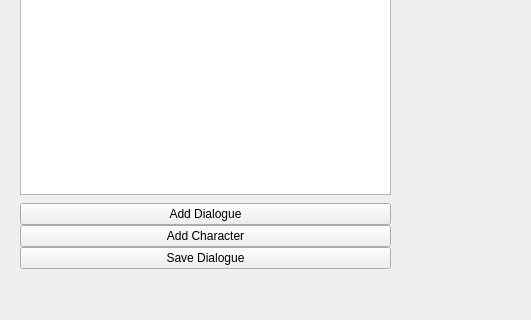
Above: WeaverDialogueBuilder/WeaverWindow.ui from milovanpelt/Weaver before the change; both pictures show x 0 to 531 and y 302 to 622 of the 638 by 622 pixel window. Below: the same form after it.
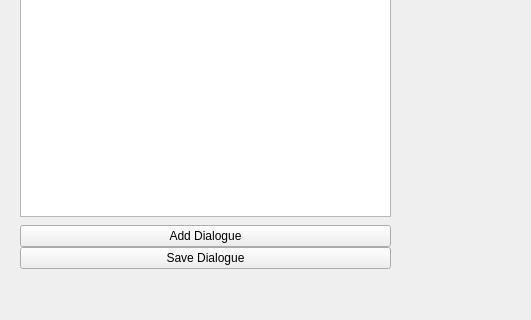
That is the form after the change.

Commit message: feat(WeaverWindow): remove CharacterCreationWindow & button to create the window

Patch:
```diff
--- a/WeaverDialogueBuilder/WeaverWindow.ui
+++ b/WeaverDialogueBuilder/WeaverWindow.ui
@@ -69,7 +69,7 @@
       </widget>
      </item>
      <item>
-      <layout class="QVBoxLayout" name="verticalLayout_2" stretch="0,0,0">
+      <layout class="QVBoxLayout" name="verticalLayout_2" stretch="0,0">
        <property name="sizeConstraint">
         <enum>QLayout::SizeConstraint::SetDefaultConstraint</enum>
        </property>
@@ -83,13 +83,6 @@
          </property>
         </widget>
        </item>
-       <item>
-        <widget class="QPushButton" name="AddCharacter">
-         <property name="text">
-          <string>Add Character</string>
-         </property>
-        </widget>
-       </item>
        <item>
         <widget class="QPushButton" name="SaveDialogue">
          <property name="text">
```
The commit also changes 2 other files.
